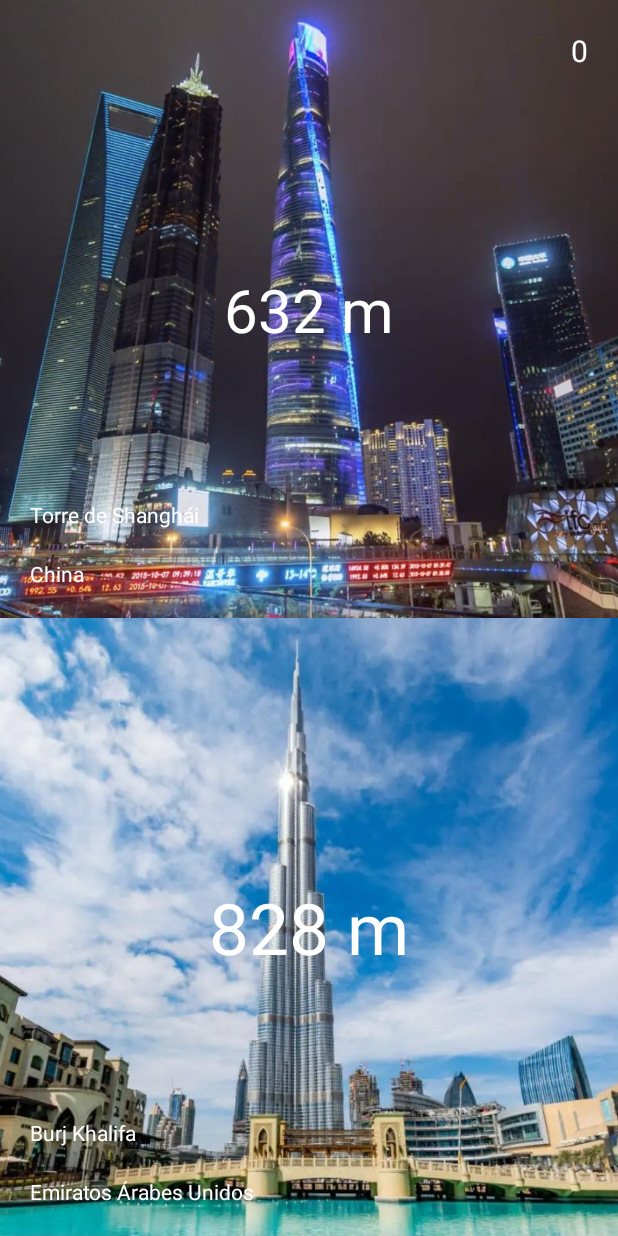
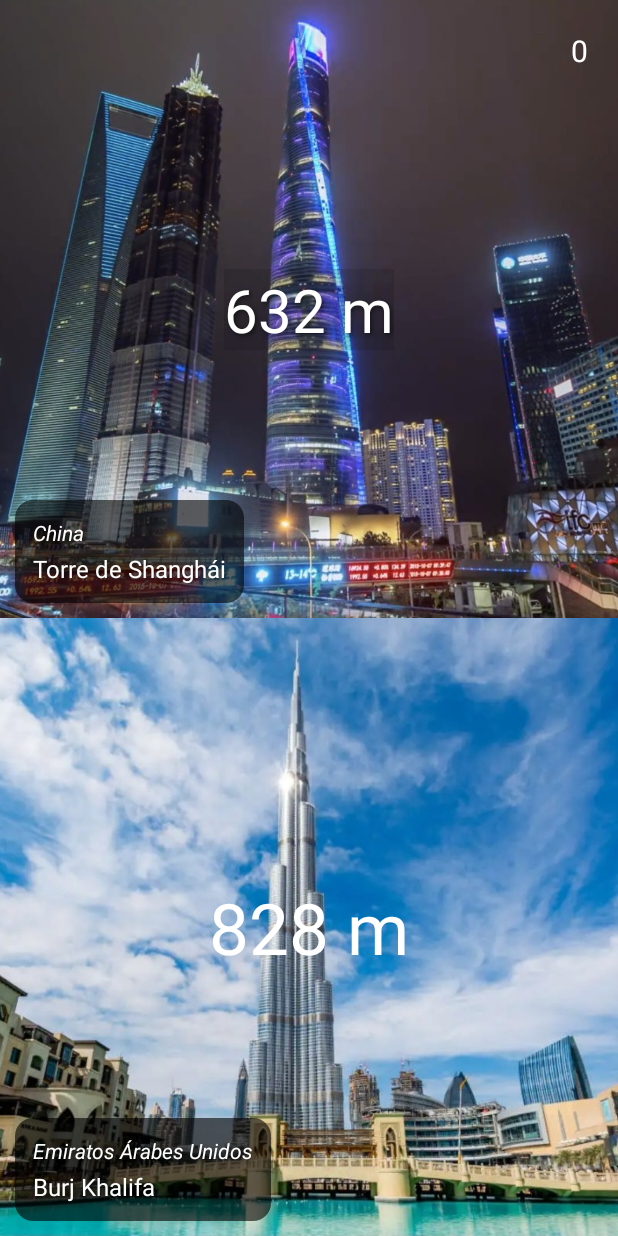
Before and after one commit to Iago-A/More-or-less-Constructions, an Android app: the GameActivity screen opened directly, with no data from a screen before it, after a tap on an icon or button, on a phone screen of 412 x 824 dp. Run offline under Robolectric (Android 15) with nearby library versions, the light colour scheme and no system bars.

Commit message:
(WIP) Game activity

```diff
--- a/app/src/main/java/com/example/moreorlessconstructions/GameActivity.java
+++ b/app/src/main/java/com/example/moreorlessconstructions/GameActivity.java
@@ -5,6 +5,7 @@
 import android.animation.AnimatorSet;
 import android.animation.ObjectAnimator;
 import android.animation.ValueAnimator;
+import android.media.MediaPlayer;
 import android.os.Bundle;
 import android.view.animation.BounceInterpolator;
 import android.widget.ImageView;
@@ -104,13 +105,12 @@
             topImageView.setEnabled(false);
             bottomImageView.setEnabled(false);
 
-            // At first round, top construction height is always visible
-            //Therefore, we will shown the bottom construction height
+            checkResult(height1, height2);
+
             showHeight(() -> {
                 // Callback when animation end
-                gameOver = checkResult(height1, height2);
-
                 if (!gameOver) {
+                    updateCounter();
                     startNewRound(constructions);
                 } else {
                     endGame();
@@ -123,11 +123,12 @@
             topImageView.setEnabled(false);
             bottomImageView.setEnabled(false);
 
+            checkResult(height2, height1);
+
             showHeight(() -> {
                 // Callback when animation end
-                gameOver = checkResult(height2, height1);
-
                 if (!gameOver) {
+                    updateCounter();
                     startNewRound(constructions);
                 } else {
                     endGame();
@@ -257,6 +258,14 @@
                     bounceSet.setDuration(500);
                     bounceSet.setInterpolator(new BounceInterpolator());
 
+                    // Play sound effect
+                    if (gameOver) {
+                        playSound(R.raw.bass);
+                    }
+                    else {
+                        playSound(R.raw.win_sound);
+                    }
+
                     // Execute callback (only when bounce is over)
                     bounceSet.addListener(new AnimatorListenerAdapter() {
                         @Override
@@ -277,18 +286,18 @@
     }
 
 
-    public boolean checkResult (int chosenHeight, int leftoverHeight) {
-        boolean gameOver = false;
+    public void checkResult (int chosenHeight, int leftoverHeight) {
+        // gameOver starts being false
 
         if (chosenHeight < leftoverHeight){
             gameOver = true;
         }
-        else {
-            hitsCounter += 1;
-            counterTextView.setText(Integer.toString(hitsCounter));
-        }
+    }
 
-        return gameOver;
+
+    public void updateCounter () {
+        hitsCounter += 1;
+        counterTextView.setText(Integer.toString(hitsCounter));
     }
 
 
@@ -362,4 +371,13 @@
         Toast.makeText(this, "¡Game Over!", Toast.LENGTH_SHORT).show();
     }
 
+
+    private void playSound(int resId) {
+        MediaPlayer mediaPlayer = MediaPlayer.create(this, resId);
+        mediaPlayer.start();
+        mediaPlayer.setOnCompletionListener(mp -> {
+            mp.release(); // Release resources when finished
+        });
+    }
+
 }
--- /dev/null
+++ b/app/src/main/res/drawable/card_background.xml
@@ -0,0 +1,5 @@
+<shape xmlns:android="http://schemas.android.com/apk/res/android"
+    android:shape="rectangle">
+    <solid android:color="#99000000"/>
+    <corners android:radius="12dp"/>
+</shape>
--- a/app/src/main/res/layout/activity_game.xml
+++ b/app/src/main/res/layout/activity_game.xml
@@ -29,23 +29,41 @@
         android:clickable="true"
         android:focusable="true"/>
 
-    <TextView
-        android:id="@+id/top_name_text_view"
-        android:textColor="@color/white"
+    <LinearLayout
+       android:id="@+id/top_info_card"
        android:layout_width="wrap_content"
        android:layout_height="wrap_content"
-        app:layout_constraintBottom_toTopOf="@id/top_country_text_view"
-        app:layout_constraintStart_toStartOf="parent"
-        android:layout_margin="20dp"/>
+       android:orientation="vertical"
+       android:padding="12dp"
+       android:layout_margin="10dp"
+       android:background="@drawable/card_background"
+       app:layout_constraintBottom_toBottomOf="@id/top_image_view"
+       app:layout_constraintStart_toStartOf="parent">
 
         <TextView
             android:id="@+id/top_country_text_view"
             android:textColor="@color/white"
             android:layout_width="wrap_content"
             android:layout_height="wrap_content"
-        app:layout_constraintBottom_toBottomOf="@id/top_image_view"
-        app:layout_constraintStart_toStartOf="parent"
-        android:layout_margin="20dp"/>
+            android:layout_marginBottom="3dp"
+            android:textStyle="italic"
+            android:shadowColor="#80000000"
+            android:shadowDx="2"
+            android:shadowDy="2"
+            android:shadowRadius="4"/>
+
+        <TextView
+            android:id="@+id/top_name_text_view"
+            android:textColor="@color/white"
+            android:layout_width="wrap_content"
+            android:layout_height="wrap_content"
+            android:textSize="16sp"
+            android:shadowColor="#80000000"
+            android:shadowDx="2"
+            android:shadowDy="2"
+            android:shadowRadius="4"/>
+
+    </LinearLayout>
 
     <TextView
         android:id="@+id/top_height_text_view"
@@ -56,25 +74,48 @@
         app:layout_constraintEnd_toEndOf="parent"
         app:layout_constraintTop_toTopOf="@id/top_image_view"
         app:layout_constraintBottom_toBottomOf="@id/top_image_view"
-        android:textSize="40sp"/>
+        android:textSize="40sp"
+        android:shadowColor="#80000000"
+        android:shadowDx="2"
+        android:shadowDy="2"
+        android:shadowRadius="4"
+        android:background="#20000000"/>
+
+    <LinearLayout
+        android:id="@+id/bottom_info_card"
+        android:layout_width="wrap_content"
+        android:layout_height="wrap_content"
+        android:orientation="vertical"
+        android:padding="12dp"
+        android:layout_margin="10dp"
+        android:background="@drawable/card_background"
+        app:layout_constraintBottom_toBottomOf="@id/bottom_image_view"
+        app:layout_constraintStart_toStartOf="parent">
+
+        <TextView
+            android:id="@+id/bottom_country_text_view"
+            android:textColor="@color/white"
+            android:layout_width="wrap_content"
+            android:layout_height="wrap_content"
+            android:layout_marginBottom="3dp"
+            android:textStyle="italic"
+            android:shadowColor="#80000000"
+            android:shadowDx="2"
+            android:shadowDy="2"
+            android:shadowRadius="4"/>
 
         <TextView
             android:id="@+id/bottom_name_text_view"
             android:textColor="@color/white"
             android:layout_width="wrap_content"
             android:layout_height="wrap_content"
-        app:layout_constraintBottom_toTopOf="@id/bottom_country_text_view"
-        app:layout_constraintStart_toStartOf="parent"
-        android:layout_margin="20dp"/>
+            android:textSize="16sp"
+            android:shadowColor="#80000000"
+            android:shadowDx="2"
+            android:shadowDy="2"
+            android:shadowRadius="4"/>
 
-    <TextView
-        android:id="@+id/bottom_country_text_view"
-        android:textColor="@color/white"
-        android:layout_width="wrap_content"
-        android:layout_height="wrap_content"
-        app:layout_constraintBottom_toBottomOf="@id/bottom_image_view"
-        app:layout_constraintStart_toStartOf="parent"
-        android:layout_margin="20dp"/>
+    </LinearLayout>
 
     <TextView
         android:id="@+id/bottom_height_text_view"
```
Also changed, not shown: 2 other files. Lines whose indentation alone changed are shown as unchanged.
